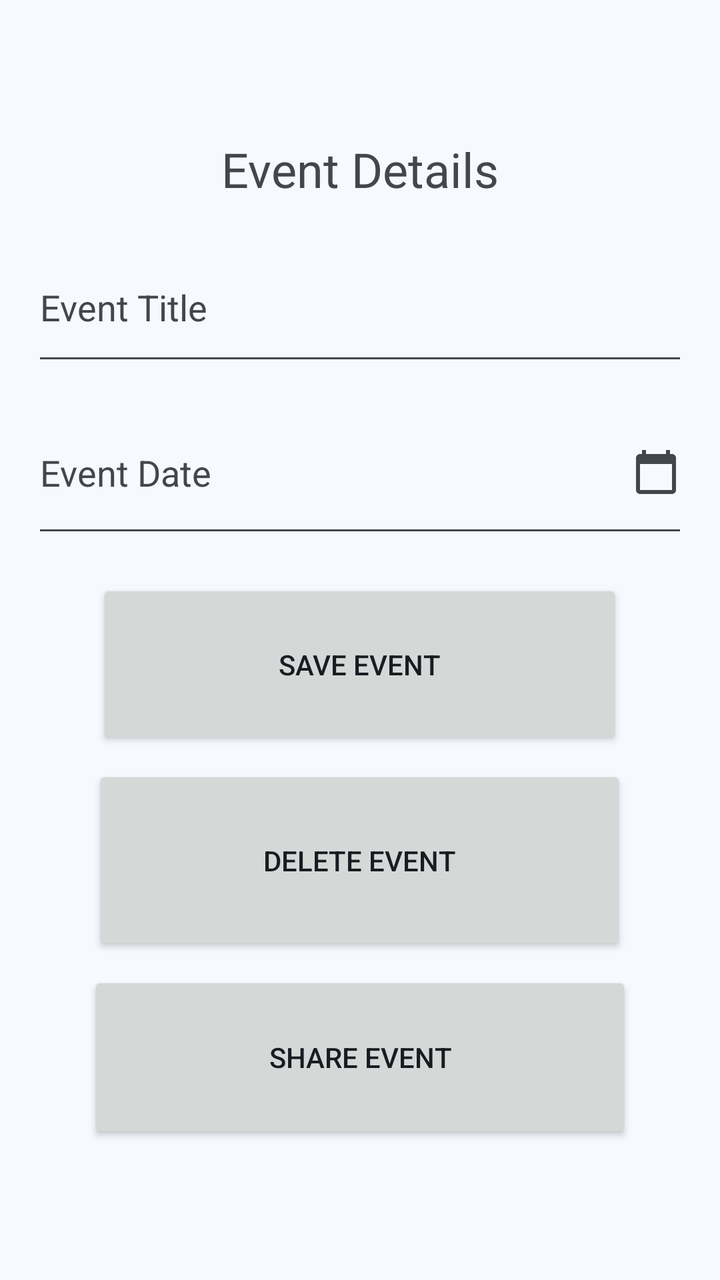
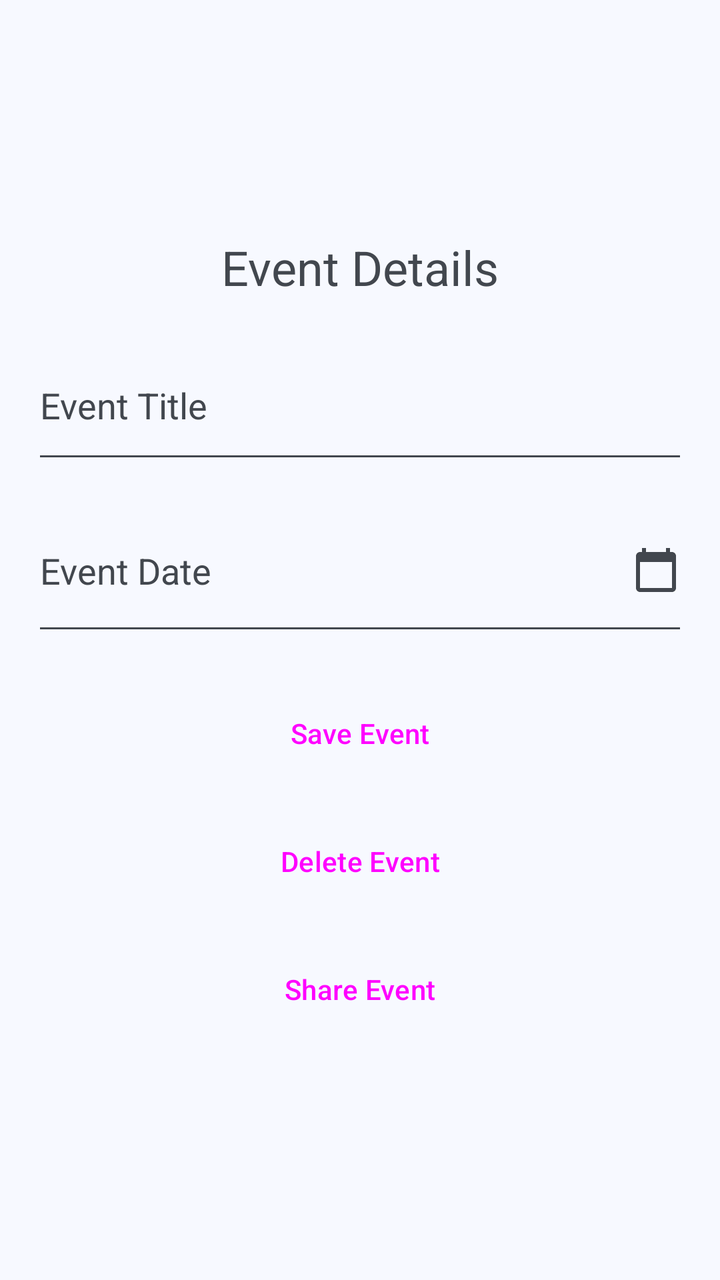

Compare the two renders of this Android layout. The source of the first and the diff that turns it into the second are given below.
<!-- AndroidManifest.xml: application theme Theme.Vagor -->
<!-- res/layout/activity_event_detail.xml -->
<?xml version="1.0" encoding="utf-8"?>
<ScrollView
    xmlns:android="http://schemas.android.com/apk/res/android"
    android:layout_width="match_parent"
    android:layout_height="match_parent"
    android:fillViewport="true">

    <LinearLayout
        android:layout_width="match_parent"
        android:layout_height="wrap_content"
        android:gravity="center"
        android:orientation="vertical"
        android:padding="16dp">

        <TextView
            android:layout_width="wrap_content"
            android:layout_height="wrap_content"
            android:text="@string/event_details"
            android:textSize="24sp"
            android:layout_marginBottom="16dp"/>

        <EditText
            android:id="@+id/editEventTitle"
            android:layout_width="match_parent"
            android:layout_height="71dp"
            android:hint="@string/event_title"
            android:inputType="text" />

        <EditText
            android:id="@+id/editEventDate"
            android:layout_width="match_parent"
            android:layout_height="78dp"
            android:layout_marginTop="8dp"
            android:autofillHints="none"
            android:drawableEnd="@drawable/ic_calendar"
            android:hint="@string/event_date"
            android:inputType="date" />

        <Button
            android:id="@+id/buttonSaveEvent"
            android:layout_width="263dp"
            android:layout_height="85dp"
            android:layout_marginTop="16dp"
            android:text="@string/save_event" />

        <Button
            android:id="@+id/buttonDeleteEvent"
            android:layout_width="267dp"
            android:layout_height="95dp"
            android:layout_marginTop="8dp"
            android:text="@string/delete_event" />

        <Button
            android:id="@+id/buttonShareEvent"
            android:layout_width="272dp"
            android:layout_height="86dp"
            android:layout_marginTop="8dp"
            android:text="@string/share_event" />

    </LinearLayout>

</ScrollView>
<!-- resources referenced by this layout -->
<resources>
  <!-- drawable ic_calendar (drawable) -->
  <vector xmlns:android="http://schemas.android.com/apk/res/android"
      android:width="24dp"
      android:height="24dp"
      android:tint="?attr/colorControlNormal"
      android:viewportWidth="24"
      android:viewportHeight="24">
      <path
          android:fillColor="@android:color/white"
          android:pathData="M20,3h-1V1h-2v2H7V1H5v2H4c-1.1,0 -2,0.9 -2,2v16c0,1.1 0.9,2 2,2h16c1.1,0 2,-0.9 2,-2V5c0,-1.1 -0.9,-2 -2,-2zM20,21H4V8h16v13z" />
  </vector>
  <string name="delete_event">Delete Event</string>
  <string name="event_date">Event Date</string>
  <string name="event_details">Event Details</string>
  <string name="event_title">Event Title</string>
  <string name="save_event">Save Event</string>
  <string name="share_event">Share Event</string>
  <style name="Theme.Vagor" parent="Base.Theme.Vagor" />
  <color name="vagor_light_primary">#00639B</color>
  <color name="vagor_light_onPrimary">#FFFFFF</color>
  <color name="vagor_light_primaryContainer">#CEE5FF</color>
  <color name="vagor_light_onPrimaryContainer">#001D33</color>
  <color name="vagor_light_secondary">#51606F</color>
  <color name="vagor_light_onSecondary">#FFFFFF</color>
  <color name="vagor_light_secondaryContainer">#D5E4F7</color>
  <color name="vagor_light_onSecondaryContainer">#0E1D2A</color>
  <color name="vagor_light_tertiary">#68587A</color>
  <color name="vagor_light_onTertiary">#FFFFFF</color>
  <color name="vagor_light_tertiaryContainer">#EFDBFF</color>
  <color name="vagor_light_onTertiaryContainer">#231533</color>
  <color name="vagor_light_error">#BA1A1A</color>
  <color name="vagor_light_onError">#FFFFFF</color>
  <color name="vagor_light_errorContainer">#FFDAD6</color>
  <color name="vagor_light_onErrorContainer">#410002</color>
  <color name="vagor_light_background">#F7F9FF</color>
  <color name="vagor_light_onBackground">#181C20</color>
  <color name="vagor_light_surface">#F7F9FF</color>
  <color name="vagor_light_onSurface">#181C20</color>
  <color name="vagor_light_surfaceVariant">#DEE3EB</color>
  <color name="vagor_light_onSurfaceVariant">#42474E</color>
  <color name="vagor_light_outline">#72777F</color>
  <color name="vagor_light_outlineVariant">#C2C7CF</color>
  <color name="vagor_light_inverseSurface">#2D3135</color>
  <color name="vagor_light_inverseOnSurface">#EFF1F6</color>
  <color name="vagor_light_inversePrimary">#97CBFF</color>
  <color name="vagor_light_surfaceDim">#D8DAE0</color>
  <color name="vagor_light_surfaceBright">#F7F9FF</color>
  <color name="vagor_light_surfaceContainerLowest">#FFFFFF</color>
  <color name="vagor_light_surfaceContainerLow">#F1F3F9</color>
  <color name="vagor_light_surfaceContainer">#ECEEF3</color>
  <color name="vagor_light_surfaceContainerHigh">#E6E8EE</color>
  <color name="vagor_light_surfaceContainerHighest">#E0E2E8</color>
  <!-- unchanged entries left out for length: 1 -->
</resources>

<!-- the commit's change to res/layout/activity_event_detail.xml (unified diff, before → after) -->
@@ -38,23 +38,26 @@
 
         <Button
             android:id="@+id/buttonSaveEvent"
-            android:layout_width="263dp"
-            android:layout_height="85dp"
+            style="@style/Widget.Vagor.Button"
+            android:layout_width="match_parent"
+            android:layout_height="wrap_content"
             android:layout_marginTop="16dp"
             android:text="@string/save_event" />
 
         <Button
             android:id="@+id/buttonDeleteEvent"
-            android:layout_width="267dp"
-            android:layout_height="95dp"
-            android:layout_marginTop="8dp"
+            style="@style/Widget.Vagor.Button"
+            android:layout_width="match_parent"
+            android:layout_height="wrap_content"
+            android:layout_marginTop="@dimen/button_spacing"
             android:text="@string/delete_event" />
 
         <Button
             android:id="@+id/buttonShareEvent"
-            android:layout_width="272dp"
-            android:layout_height="86dp"
-            android:layout_marginTop="8dp"
+            style="@style/Widget.Vagor.Button"
+            android:layout_width="match_parent"
+            android:layout_height="wrap_content"
+            android:layout_marginTop="@dimen/button_spacing"
             android:text="@string/share_event" />
 
     </LinearLayout>
<!-- resource entries referenced after the edit -->
@@ -1,5 +1,6 @@
 <!-- resources referenced by this layout -->
 <resources>
+  <dimen name="button_spacing">8dp</dimen>
   <!-- drawable ic_calendar (drawable) -->
   <vector xmlns:android="http://schemas.android.com/apk/res/android"
       android:width="24dp"
@@ -17,7 +18,13 @@
   <string name="event_title">Event Title</string>
   <string name="save_event">Save Event</string>
   <string name="share_event">Share Event</string>
+  <style name="Widget.Vagor.Button" parent="Widget.Material3.Button">
+          <item name="android:minHeight">@dimen/button_height</item>
+          <item name="android:insetTop">0dp</item>
+          <item name="android:insetBottom">0dp</item>
+      </style>
   <style name="Theme.Vagor" parent="Base.Theme.Vagor" />
+  <dimen name="button_height">56dp</dimen>
   <color name="vagor_light_primary">#00639B</color>
   <color name="vagor_light_onPrimary">#FFFFFF</color>
   <color name="vagor_light_primaryContainer">#CEE5FF</color>
